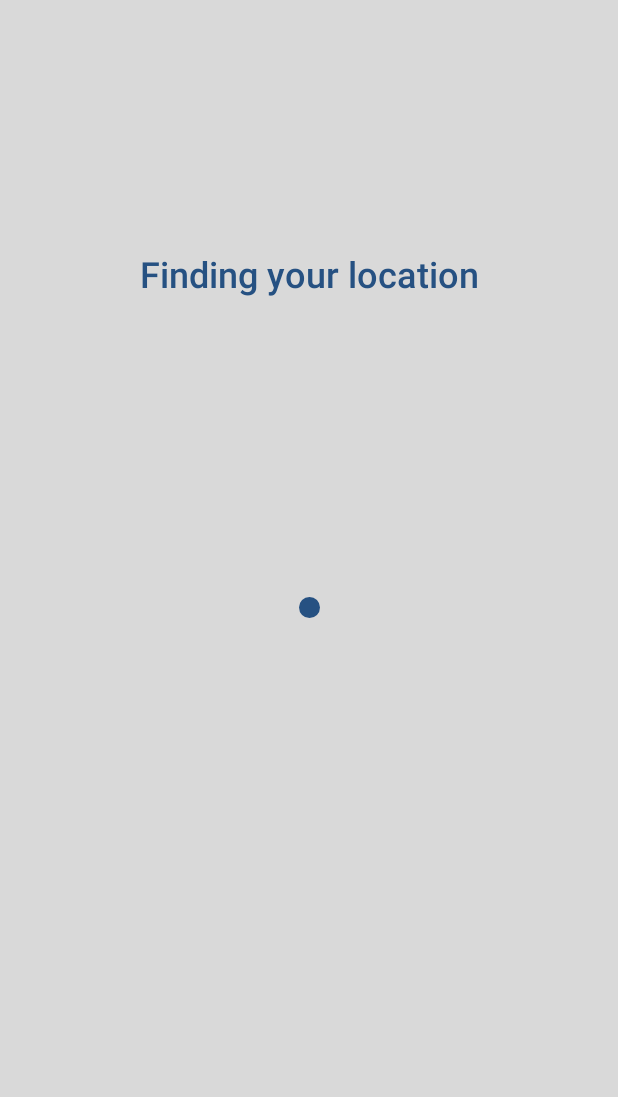
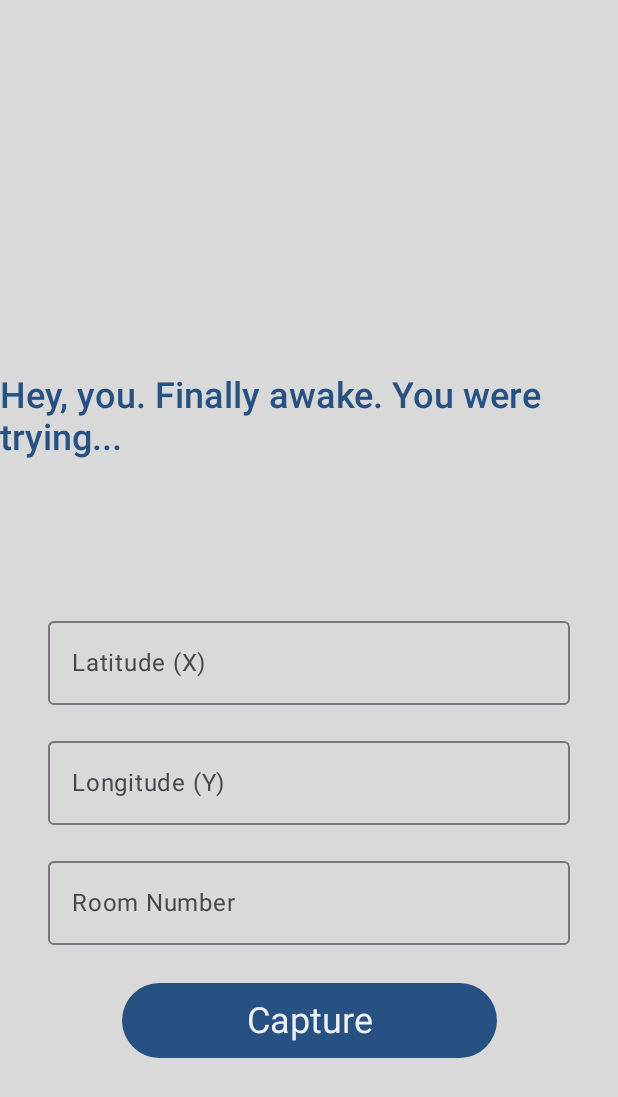
Before and after one commit to uoa-compsci399-2025-s1/capstone-project-2025-s1-team-7, an Android app built with Jetpack Compose: the ScanTool screen opened through its navigation route, on a phone screen of 412 x 824 dp. Shown: the top 1097 px of the screen. Run offline under Robolectric (Android 15) with nearby library versions, the phone set to English and light mode, and no system bars.

Commit message:
Implemented ScanToolActivity.kt. Text boxes with descriptors, ready for integration with Connor's WiFi capture and Renesh's Google Sheets implementation.

```diff
--- a/app/src/main/java/com/example/compsci399testproject/ScanToolActivity.kt
+++ b/app/src/main/java/com/example/compsci399testproject/ScanToolActivity.kt
@@ -1,34 +1,50 @@
 package com.example.compsci399testproject
 
+import android.content.Context
+import android.widget.Toast
 import androidx.compose.foundation.background
-import androidx.compose.foundation.layout.Box
-import androidx.compose.foundation.layout.Column
-import androidx.compose.foundation.layout.fillMaxSize
-import androidx.compose.foundation.layout.padding
-import androidx.compose.foundation.layout.size
-import androidx.compose.foundation.shape.CircleShape
-import androidx.compose.material3.Text
-import androidx.compose.runtime.Composable
+import androidx.compose.foundation.layout.*
+import androidx.compose.material3.*
+import androidx.compose.runtime.*
 import androidx.compose.ui.Alignment
 import androidx.compose.ui.Modifier
-import androidx.compose.ui.draw.clip
+import androidx.compose.ui.platform.LocalContext
+import androidx.compose.ui.unit.dp
+import androidx.compose.ui.unit.sp
 import androidx.compose.ui.res.colorResource
 import androidx.compose.ui.text.TextStyle
 import androidx.compose.ui.text.font.FontFamily
 import androidx.compose.ui.text.font.FontWeight
-import androidx.compose.ui.unit.dp
-import androidx.compose.ui.unit.sp
+
 
 @Composable
 fun ScanTool() {
+
+    var latitude by remember { mutableStateOf("") }
+    var longitude by remember { mutableStateOf("") }
+    var roomNumber by remember { mutableStateOf("") }
+
+    //Fun.
+    val introMessage = if ((0..10).random() == 10){
+        "Hey, you. Finally awake. You were trying..."
+    } else {
+        "Where are you?"
+    }
+
+    //Error handling.
+    val context = LocalContext.current
+    val showToast: (String) -> Unit = { msg ->
+        Toast.makeText(context, msg, Toast.LENGTH_SHORT).show()
+    }
+
     Column(modifier = Modifier
         .fillMaxSize()
         .background(colorResource(id = R.color.lighter_grey))
-        .padding(0.dp, 120.dp, 0.dp, 0.dp),
+        .padding(0.dp, 200.dp, 0.dp, 0.dp),
         horizontalAlignment = Alignment.CenterHorizontally,
     ) {
         Text(
-            text = "Finding your location",
+            text = introMessage,
             color = colorResource(id = R.color.dark_blue),
             fontWeight = FontWeight(600),
             fontFamily = FontFamily.SansSerif,
@@ -38,12 +54,75 @@ fun ScanTool() {
             modifier = Modifier.padding(0.dp, 50.dp, 0.dp, 0.dp)
         )
 
-        Box(
-            modifier = Modifier
-                .padding(0.dp, 200.dp, 0.dp, 0.dp)
-                .size(14.dp)
-                .clip(CircleShape)
-                .background(color = colorResource(id = R.color.dark_blue))
-        )
+        Spacer(modifier = Modifier.height(100.dp))
+
+        Column(
+            verticalArrangement = Arrangement.spacedBy(16.dp),
+            horizontalAlignment = Alignment.CenterHorizontally,
+            modifier = Modifier.padding(horizontal=32.dp)
+        ) {
+            OutlinedTextField(
+                value = latitude,
+                onValueChange = { latitude = it },
+                label = { Text("Latitude (X)") },
+                modifier = Modifier.fillMaxWidth()
+            )
+
+            OutlinedTextField(
+                value = longitude,
+                onValueChange = { longitude = it },
+                label = { Text("Longitude (Y)") },
+                modifier = Modifier.fillMaxWidth()
+            )
+
+            OutlinedTextField(
+                value = roomNumber,
+                onValueChange = { roomNumber = it },
+                label = { Text("Room Number") },
+                modifier = Modifier.fillMaxWidth()
+            )
+        }
+
+        Spacer(modifier = Modifier.height(25.dp))
+
+        Button(
+            onClick = { captureData(context, latitude, longitude, roomNumber, showToast) },
+            colors = ButtonDefaults.buttonColors(
+                containerColor = colorResource(id = R.color.dark_blue),
+                contentColor = colorResource(id = R.color.darker_white)
+            ),
+            modifier = Modifier.height(50.dp).width(250.dp)
+        ) {
+            Text(text = "Capture",
+                style = TextStyle(fontSize = 24.sp)
+            )
+        }
     }
 }
+
+fun captureData(
+    context: Context,
+    latitudeInput: String,
+    longitudeInput: String,
+    roomNumberInput: String,
+    onError: (String) -> Unit
+) {
+    val longitude: Int = longitudeInput.toIntOrNull() ?: run {
+        onError("Invalid Longitude. Please enter a whole number.")
+        return
+    }
+
+    val latitude: Int = latitudeInput.toIntOrNull() ?: run {
+        onError("Invalid Latitude. Please enter a whole number.")
+        return
+    }
+
+    val floor = roomNumberInput.firstOrNull()?.uppercaseChar() ?: run {
+        onError("Please enter a room number.")
+        return
+    }
+
+    // val wifiSignals = getWifiSignals() - Connor to implement.
+
+    //storePositionInformation() - Renesh to implement.
+}
```
